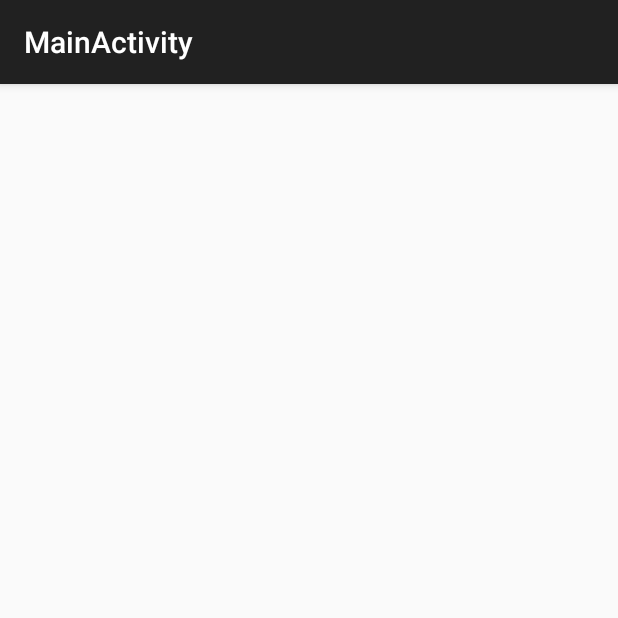
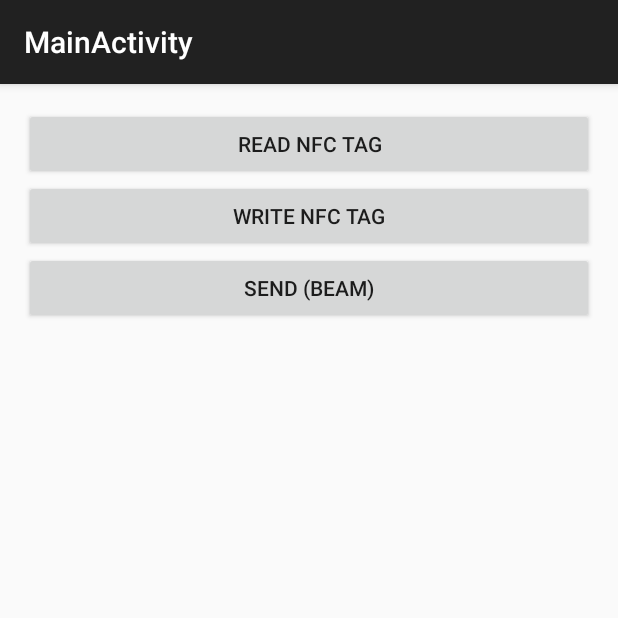
Before and after one commit to neonlight88/android-nfc-tools, an Android app: the MainActivity screen opened directly, with no data from a screen before it, on a phone screen of 412 x 824 dp, the top half of it. Run offline under Robolectric (Android 15) with nearby library versions, the phone set to English and light mode, and no system bars.

Commit message:
Buttons on MainActivity UI

```diff
--- a/NFCTools/app/src/main/res/layout/activity_main.xml
+++ b/NFCTools/app/src/main/res/layout/activity_main.xml
@@ -1,5 +1,6 @@
 <?xml version="1.0" encoding="utf-8"?>
-<RelativeLayout xmlns:android="http://schemas.android.com/apk/res/android"
+<RelativeLayout
+    xmlns:android="http://schemas.android.com/apk/res/android"
     xmlns:tools="http://schemas.android.com/tools"
     android:layout_width="match_parent"
     android:layout_height="match_parent"
@@ -7,6 +8,34 @@
     android:paddingLeft="@dimen/activity_horizontal_margin"
     android:paddingRight="@dimen/activity_horizontal_margin"
     android:paddingTop="@dimen/activity_vertical_margin"
-    tools:context="neonlight88.com.nfctools.MainActivity">
+    tools:context="neonlight88.com.nfctools.MainActivity"
+    >
 
+    <Button
+        android:layout_width="match_parent"
+        android:layout_height="wrap_content"
+        android:text="Read NFC tag"
+        android:id="@+id/btn1"
+        android:layout_alignParentTop="true"
+        android:layout_centerHorizontal="true"
+        android:onClick="read"
+        />
+
+    <Button
+        android:layout_width="match_parent"
+        android:layout_height="wrap_content"
+        android:text="Write NFC tag"
+        android:id="@+id/btn2"
+        android:onClick="write"
+        android:layout_below="@+id/btn1"
+        android:layout_alignParentStart="true" />
+
+    <Button
+        android:layout_width="match_parent"
+        android:layout_height="wrap_content"
+        android:text="Send (Beam)"
+        android:id="@+id/btn3"
+        android:onClick="send"
+        android:layout_below="@+id/btn2"
+        android:layout_alignParentStart="true" />
 </RelativeLayout>
```
